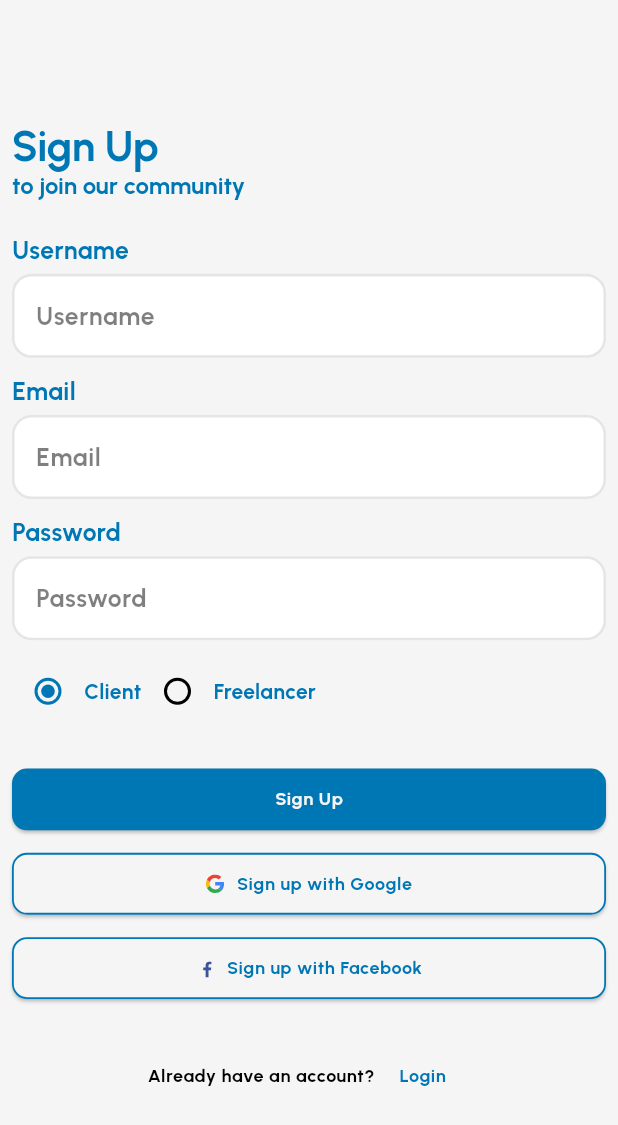
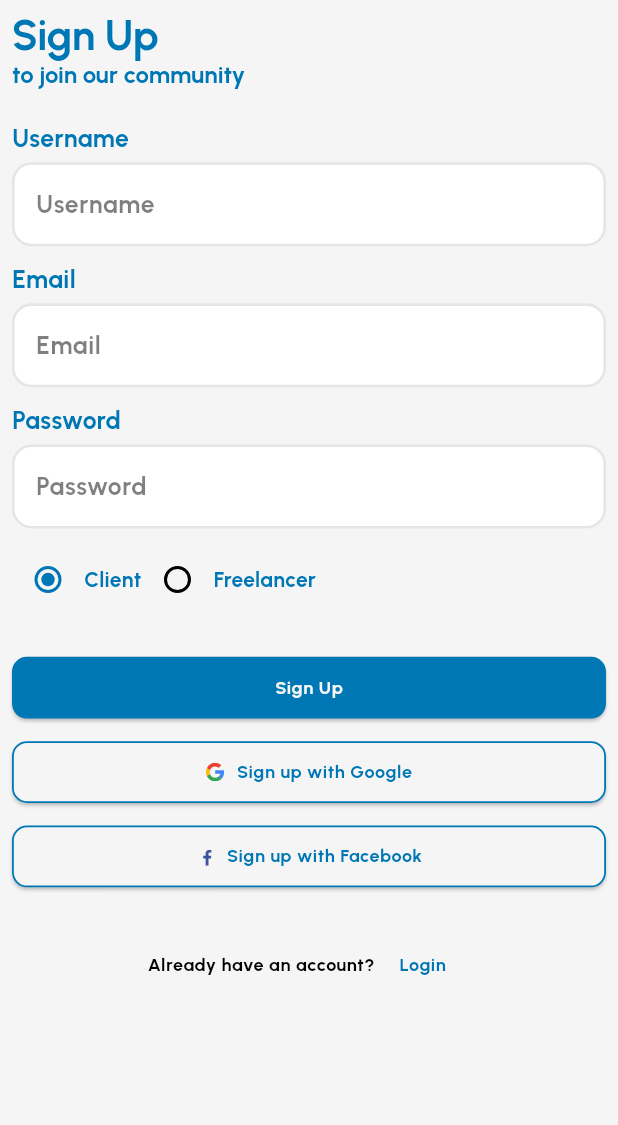
Before and after one commit to WissamAlmsalati/quick_hire_app, a Flutter app: the screen it shows after launch, on a phone screen of 412 x 824 dp. Shown: the top 1125 px of the screen. Run offline on Flutter 3.47's test engine with Material 3 defaults, Android fonts, the phone set to English and light mode, and no system bars; our stand-ins replace bloc, flutter_bloc, flutter_svg, gap, google_fonts; missing offline and left inert: dart:ffi.

Commit message:
sign up worked

```diff
--- a/lib/features/authintication_screens/presentation/screens/sign_up_screen.dart
+++ b/lib/features/authintication_screens/presentation/screens/sign_up_screen.dart
@@ -10,7 +10,26 @@ import '../../../../core/widgets/custom_button.dart';
 import '../../../../core/widgets/custom_text_field.dart';
 import '../../login_Screen.dart';
 
+class SignUpProvider extends StatelessWidget {
+  const SignUpProvider({super.key});
 
+  @override
+  Widget build(BuildContext context) {
+    return MultiProvider(
+      providers: [
+        Provider<AuthRepository>(
+          create: (_) => AuthRepositoryImpl(),
+        ),
+        BlocProvider<AuthCubit>(
+          create: (context) => AuthCubit(
+            context.read<AuthRepository>(),
+          ),
+        ),
+      ],
+      child: const SignUpScreen(),
+    );
+  }
+}
 
 class SignUpScreen extends StatefulWidget {
   const SignUpScreen({super.key});
@@ -27,26 +46,11 @@ class _SignUpScreenState extends State<SignUpScreen> {
 
   @override
   Widget build(BuildContext context) {
-    return MultiBlocProvider(
-      providers: [
-        Provider<AuthRepository>(
-          create: (_) => AuthRepositoryImpl(),
-        ),
-        BlocProvider<AuthCubit>(
-          create: (context) => AuthCubit(
-            context.read<AuthRepository>(),
-          ),
-        ),
-      ],
-      child: Scaffold(
+    return Scaffold(
       backgroundColor: AppColors.backgroundColor,
       body: SafeArea(
-          child: Column(
-            mainAxisAlignment: MainAxisAlignment.spaceAround,
-            crossAxisAlignment: CrossAxisAlignment.start,
-            children: [
-              Align(
-                alignment: Alignment.topLeft,
+        child: SingleChildScrollView(
+          child: Center(
             child: Padding(
               padding: const EdgeInsets.all(8.0),
               child: Column(
@@ -67,7 +71,6 @@ class _SignUpScreenState extends State<SignUpScreen> {
                         ?.copyWith(color: AppColors.primaryColor),
                   ),
                   const SizedBox(height: 20),
-                      // SignUp form elements
                   CustomTextField(
                     controller: usernameController,
                     labelText: 'Username',
@@ -124,8 +127,8 @@ class _SignUpScreenState extends State<SignUpScreen> {
                             userType,
                           );
                     },
-                        topPd: MediaQuery.of(context).size.height*0.005,
-                        buttomPd: MediaQuery.of(context).size.height*0.005,
+                    topPd: MediaQuery.of(context).size.height * 0.005,
+                    buttomPd: MediaQuery.of(context).size.height * 0.005,
                     color: AppColors.primaryColor,
                     textColor: AppColors.backgroundColor,
                   ),
@@ -138,8 +141,8 @@ class _SignUpScreenState extends State<SignUpScreen> {
                     textColor: AppColors.primaryColor,
                     isHaveBorder: true,
                     borderColor: AppColors.primaryColor,
-                        topPd: MediaQuery.of(context).size.height*0.005,
-                        buttomPd: MediaQuery.of(context).size.height*0.005,
+                    topPd: MediaQuery.of(context).size.height * 0.005,
+                    buttomPd: MediaQuery.of(context).size.height * 0.005,
                   ),
                   CustomButton(
                     text: "Sign up with Facebook",
@@ -150,10 +153,9 @@ class _SignUpScreenState extends State<SignUpScreen> {
                     isHaveIcon: true,
                     icon: AppIcons.facebookIcon,
                     borderColor: AppColors.primaryColor,
-                        topPd: MediaQuery.of(context).size.height*0.005,
-                        buttomPd: MediaQuery.of(context).size.height*0.005,
+                    topPd: MediaQuery.of(context).size.height * 0.005,
+                    buttomPd: MediaQuery.of(context).size.height * 0.005,
                   ),
-
                   const SizedBox(height: 20),
                   BlocBuilder<AuthCubit, AuthState>(
                     builder: (context, state) {
@@ -170,10 +172,13 @@ class _SignUpScreenState extends State<SignUpScreen> {
                   Row(
                     mainAxisAlignment: MainAxisAlignment.center,
                     children: [
-                           Text("Already have an account?",style: Theme.of(context).textTheme.bodySmall?.copyWith(
-                              color:Colors.black,
-
-                           ),),
+                      Text(
+                        "Already have an account?",
+                        style: Theme.of(context)
+                            .textTheme
+                            .bodySmall
+                            ?.copyWith(color: Colors.black),
+                      ),
                       TextButton(
                         style: TextButton.styleFrom(
                           padding: EdgeInsets.zero,
@@ -183,9 +188,13 @@ class _SignUpScreenState extends State<SignUpScreen> {
                             builder: (context) => const LoginScreen(),
                           ));
                         },
-                            child:  Text('Login',style: Theme.of(context).textTheme.bodySmall?.copyWith(
-                              color: AppColors.primaryColor,
-                            ),),
+                        child: Text(
+                          'Login',
+                          style: Theme.of(context)
+                              .textTheme
+                              .bodySmall
+                              ?.copyWith(color: AppColors.primaryColor),
+                        ),
                       ),
                     ],
                   ),
@@ -193,8 +202,6 @@ class _SignUpScreenState extends State<SignUpScreen> {
               ),
             ),
           ),
-            ],
-          ),
         ),
       ),
     );
--- a/lib/main.dart
+++ b/lib/main.dart
@@ -12,7 +12,7 @@ class MyApp extends StatelessWidget {
     return MaterialApp(
       title: 'My App',
       theme: AppTheme.getLightTheme(context),
-      home: SignUpScreen(),
+      home: const SignUpProvider(),
     );
   }
 }
```
Lines whose indentation alone changed are shown as unchanged.
